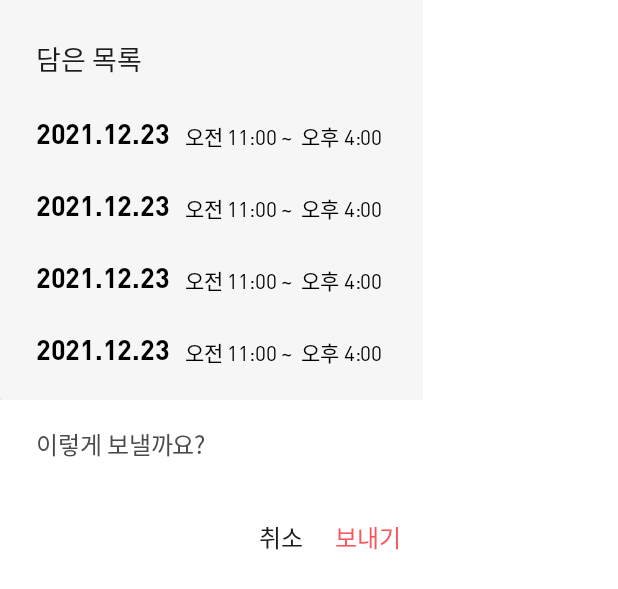
After one commit to TeamSeeMeet/SeeMeet-Android, an Android app: the layout dialog_receive_yes_diaglo.xml on its own in the app's theme, with its tools: preview values and no code run, on a phone screen of 412 x 824 dp. The commit adds this screen. Shown: the top 589 px of the screen. Run offline under Robolectric (Android 15) with nearby library versions, the phone set to English and light mode, and no system bars.

Commit message:
[FEAT] 받은 신청 뷰 다듬기+ 다이얼로그 구현

```diff
--- a/app/src/main/res/drawable/rectangle_white_top10.xml
+++ b/app/src/main/res/drawable/rectangle_white_top10.xml
@@ -1,7 +1,6 @@
 <?xml version="1.0" encoding="utf-8"?>
 <shape xmlns:android="http://schemas.android.com/apk/res/android"
     android:shape="rectangle">
-    <solid android:color="#F6F6F6"/>
-    <corners android:topLeftRadius="10dp"
-        android:topRightRadius="10dp"/>
+    <solid android:color="#fff"/>
+    <corners android:radius="10dp"/>
 </shape>
--- /dev/null
+++ b/app/src/main/res/layout/dialog_receive_yes_diaglo.xml
@@ -0,0 +1,248 @@
+<?xml version="1.0" encoding="utf-8"?>
+<layout>
+   <data>
+
+   </data>
+    <FrameLayout
+        xmlns:android="http://schemas.android.com/apk/res/android"
+        xmlns:tools="http://schemas.android.com/tools"
+        xmlns:app="http://schemas.android.com/apk/res-auto"
+        tools:context=".ui.receive.ReceiveYesDiagloFragment"
+        android:layout_width="match_parent"
+        android:layout_height="match_parent">
+
+        <androidx.constraintlayout.widget.ConstraintLayout
+            android:layout_width="wrap_content"
+            android:layout_height="wrap_content">
+
+            <androidx.constraintlayout.widget.ConstraintLayout
+                android:id="@+id/cl_recei_dialog_top"
+                android:layout_width="match_parent"
+                android:layout_height="wrap_content"
+                app:layout_constraintTop_toTopOf="parent"
+                android:background="@color/gray01">
+
+                <TextView
+                    android:id="@+id/tv_reci_dialog_wish"
+                    android:layout_width="wrap_content"
+                    android:layout_height="wrap_content"
+                    android:fontFamily="@font/spoqa_han_sans_neo_bold"
+                    android:textSize="18sp"
+                    android:textColor="@color/gray06"
+                    android:letterSpacing="-0.01"
+                    android:text="담은 목록"
+                    app:layout_constraintStart_toStartOf="parent"
+                    app:layout_constraintTop_toTopOf="parent"
+                    android:layout_marginStart="24dp"
+                    android:layout_marginTop="25dp"/>
+
+                <androidx.constraintlayout.widget.ConstraintLayout
+                    android:id="@+id/cl_recei_dialog_times"
+                    android:layout_width="match_parent"
+                    android:layout_height="wrap_content"
+                    android:layout_marginTop="24dp"
+                    android:layout_marginStart="24dp"
+                    android:layout_marginEnd="24dp"
+                    android:layout_marginBottom="21dp"
+                    app:layout_constraintStart_toStartOf="parent"
+                    app:layout_constraintEnd_toEndOf="parent"
+                    app:layout_constraintTop_toBottomOf="@id/tv_reci_dialog_wish"
+                    app:layout_constraintBottom_toBottomOf="parent">
+
+
+                    <TextView
+                        android:id="@+id/tv_recei_date_wish1"
+                        android:layout_width="wrap_content"
+                        android:layout_height="wrap_content"
+                        android:fontFamily="@font/din_pro_bold"
+                        android:textSize="18sp"
+                        android:textColor="#000000"
+                        android:letterSpacing="-0.01"
+                        tools:text="2021.12.23"
+                        app:layout_constraintStart_toStartOf="parent"
+                        app:layout_constraintTop_toTopOf="parent"/>
+                    <TextView
+                        android:id="@+id/tv_recei_time_wish1"
+                        android:layout_width="wrap_content"
+                        android:layout_height="wrap_content"
+                        android:fontFamily="@font/din_pro_regular"
+                        android:textSize="14sp"
+                        android:textColor="#000000"
+                        android:letterSpacing="-0.01"
+                        android:gravity="end"
+                        android:layout_marginStart="9dp"
+                        app:layout_constraintStart_toEndOf="@id/tv_recei_date_wish1"
+                        tools:text="오전 11:00 ~  오후 4:00 "
+                        app:layout_constraintTop_toTopOf="parent"
+                        app:layout_constraintEnd_toEndOf="parent"
+                        android:layout_marginTop="3dp"/>
+
+                    <TextView
+                        android:id="@+id/tv_recei_date_wish2"
+                        android:layout_width="wrap_content"
+                        android:layout_height="wrap_content"
+                        android:fontFamily="@font/din_pro_bold"
+                        android:textSize="18sp"
+                        android:textColor="#000000"
+                        android:letterSpacing="-0.01"
+                        tools:text="2021.12.23"
+                        android:layout_marginTop="24dp"
+                        app:layout_constraintStart_toStartOf="parent"
+                        app:layout_constraintTop_toBottomOf="@id/tv_recei_date_wish1"/>
+                    <TextView
+                        android:id="@+id/tv_recei_time_wish2"
+                        android:layout_width="wrap_content"
+                        android:layout_height="wrap_content"
+                        android:fontFamily="@font/din_pro_regular"
+                        android:textSize="14sp"
+                        android:textColor="#000000"
+                        android:letterSpacing="-0.01"
+                        android:gravity="end"
+                        tools:text="오전 11:00 ~  오후 4:00 "
+                        android:layout_marginTop="27dp"
+                        android:layout_marginStart="9dp"
+                        app:layout_constraintStart_toEndOf="@id/tv_recei_date_wish2"
+                        app:layout_constraintTop_toBottomOf="@id/tv_recei_date_wish1"
+                        app:layout_constraintEnd_toEndOf="parent" />
+
+                    <TextView
+                        android:id="@+id/tv_recei_date_wish3"
+                        android:layout_width="wrap_content"
+                        android:layout_height="wrap_content"
+                        android:fontFamily="@font/din_pro_bold"
+                        android:textSize="18sp"
+                        android:textColor="#000000"
+                        android:letterSpacing="-0.01"
+                        tools:text="2021.12.23"
+                        android:layout_marginTop="24dp"
+                        app:layout_constraintStart_toStartOf="parent"
+                        app:layout_constraintTop_toBottomOf="@id/tv_recei_date_wish2"/>
+                    <TextView
+                        android:id="@+id/tv_recei_time_wish3"
+                        android:layout_width="wrap_content"
+                        android:layout_height="wrap_content"
+                        android:fontFamily="@font/din_pro_regular"
+                        android:textSize="14sp"
+                        android:textColor="#000000"
+                        android:letterSpacing="-0.01"
+                        android:gravity="end"
+                        tools:text="오전 11:00 ~  오후 4:00 "
+                        android:layout_marginTop="27dp"
+                        android:layout_marginStart="9dp"
+                        app:layout_constraintStart_toEndOf="@id/tv_recei_date_wish3"
+                        app:layout_constraintTop_toBottomOf="@id/tv_recei_date_wish2"
+                        app:layout_constraintEnd_toEndOf="parent" />
+
+                    <TextView
+                        android:id="@+id/tv_recei_date_wish4"
+                        android:layout_width="wrap_content"
+                        android:layout_height="wrap_content"
+                        android:fontFamily="@font/din_pro_bold"
+                        android:textSize="18sp"
+                        android:textColor="#000000"
+                        android:letterSpacing="-0.01"
+                        tools:text="2021.12.23"
+                        android:layout_marginTop="24dp"
+                        app:layout_constraintStart_toStartOf="parent"
+                        app:layout_constraintTop_toBottomOf="@id/tv_recei_date_wish3"/>
+                    <TextView
+                        android:id="@+id/tv_recei_time_wish4"
+                        android:layout_width="wrap_content"
+                        android:layout_height="wrap_content"
+                        android:fontFamily="@font/din_pro_regular"
+                        android:textSize="14sp"
+                        android:textColor="#000000"
+                        android:letterSpacing="-0.01"
+                        android:gravity="end"
+                        tools:text="오전 11:00 ~  오후 4:00 "
+                        android:layout_marginTop="27dp"
+                        android:layout_marginStart="9dp"
+                        app:layout_constraintStart_toEndOf="@id/tv_recei_date_wish4"
+                        app:layout_constraintTop_toBottomOf="@id/tv_recei_date_wish3"
+                        app:layout_constraintEnd_toEndOf="parent" />
+
+
+                </androidx.constraintlayout.widget.ConstraintLayout>
+
+                <ImageView
+                    android:layout_width="match_parent"
+                    android:layout_height="1dp"
+                    android:src="@color/gray02"
+                    app:layout_constraintBottom_toBottomOf="parent"/>
+            </androidx.constraintlayout.widget.ConstraintLayout>
+
+            <androidx.constraintlayout.widget.ConstraintLayout
+                android:id="@+id/cl_recei_dialog_bottom"
+                android:layout_width="0dp"
+                android:layout_height="match_parent"
+                android:background="@color/white"
+                app:layout_constraintStart_toStartOf="parent"
+                app:layout_constraintEnd_toEndOf="parent"
+                app:layout_constraintTop_toBottomOf="@id/cl_recei_dialog_top">
+
+                <TextView
+                    android:id="@+id/tv_recei_send"
+                    android:layout_width="wrap_content"
+                    android:layout_height="wrap_content"
+                    android:fontFamily="@font/spoqa_han_sans_neo_medium"
+                    android:textStyle="normal"
+                    android:textSize="16sp"
+                    android:textColor="@color/gray05"
+                    android:letterSpacing="-0.01"
+                    android:text="이렇게 보낼까요?"
+                    app:layout_constraintStart_toStartOf="parent"
+                    app:layout_constraintTop_toTopOf="parent"
+                    android:layout_marginStart="24dp"
+                    android:layout_marginTop="17dp"/>
+
+                <TextView
+                    android:id="@+id/btn_recei_dia_cancel"
+                    android:layout_width="wrap_content"
+                    android:layout_height="wrap_content"
+                    android:fontFamily="@font/spoqa_han_sans_neo_medium"
+                    android:textStyle="normal"
+                    android:textSize="16sp"
+                    android:textColor="@color/gray06"
+                    android:letterSpacing="-0.01"
+                    android:gravity="center_horizontal"
+                    android:layout_marginBottom="6dp"
+                    android:paddingBottom="14dp"
+                    android:paddingEnd="10dp"
+                    android:paddingStart="14dp"
+                    android:paddingTop="14dp"
+                    android:layout_marginTop="24dp"
+                    android:text="취소"
+                    app:layout_constraintTop_toBottomOf="@id/tv_recei_send"
+                    app:layout_constraintEnd_toStartOf="@id/btn_recei_dia_send"
+                    app:layout_constraintBottom_toBottomOf="parent"/>
+
+                <TextView
+                    android:id="@+id/btn_recei_dia_send"
+                    android:layout_width="wrap_content"
+                    android:layout_height="wrap_content"
+                    android:fontFamily="@font/spoqa_han_sans_neo_medium"
+                    android:textStyle="normal"
+                    android:textSize="16sp"
+                    android:textColor="@color/pink01"
+                    android:letterSpacing="-0.01"
+                    android:gravity="center_horizontal"
+                    android:paddingBottom="14dp"
+                    android:paddingEnd="9dp"
+                    android:paddingStart="11dp"
+                    android:paddingTop="14dp"
+                    android:layout_marginBottom="6dp"
+                    android:text="보내기"
+                    android:layout_marginTop="24dp"
+                    android:layout_marginEnd="6dp"
+                    app:layout_constraintTop_toBottomOf="@id/tv_recei_send"
+                    app:layout_constraintEnd_toEndOf="parent"
+                    app:layout_constraintBottom_toBottomOf="parent"/>
+
+
+
+            </androidx.constraintlayout.widget.ConstraintLayout>
+
+        </androidx.constraintlayout.widget.ConstraintLayout>
+
+    </FrameLayout>
+</layout>
```
Also changed, not shown: app/src/main/java/org/seemeet/seemeet/data/local/ReceiveData.kt (+6 -4 lines), app/src/main/java/org/seemeet/seemeet/ui/receive/ReceiveActivity.kt (+30 -5 lines), app/src/main/java/org/seemeet/seemeet/ui/receive/ReceiveYesDiagloFragment.kt (added, +107 -0 lines), app/src/main/java/org/seemeet/seemeet/ui/receive/adapter/ReceiveSchduleListAdapter.kt (+13 -4 lines), app/src/main/res/drawable/ic_rectangle_6401.xml (added, +9 -0 lines), app/src/main/res/layout/activity_receive.xml (+9 -6 lines), app/src/main/res/layout/item_receive_schedule.xml (+5 -2 lines).
